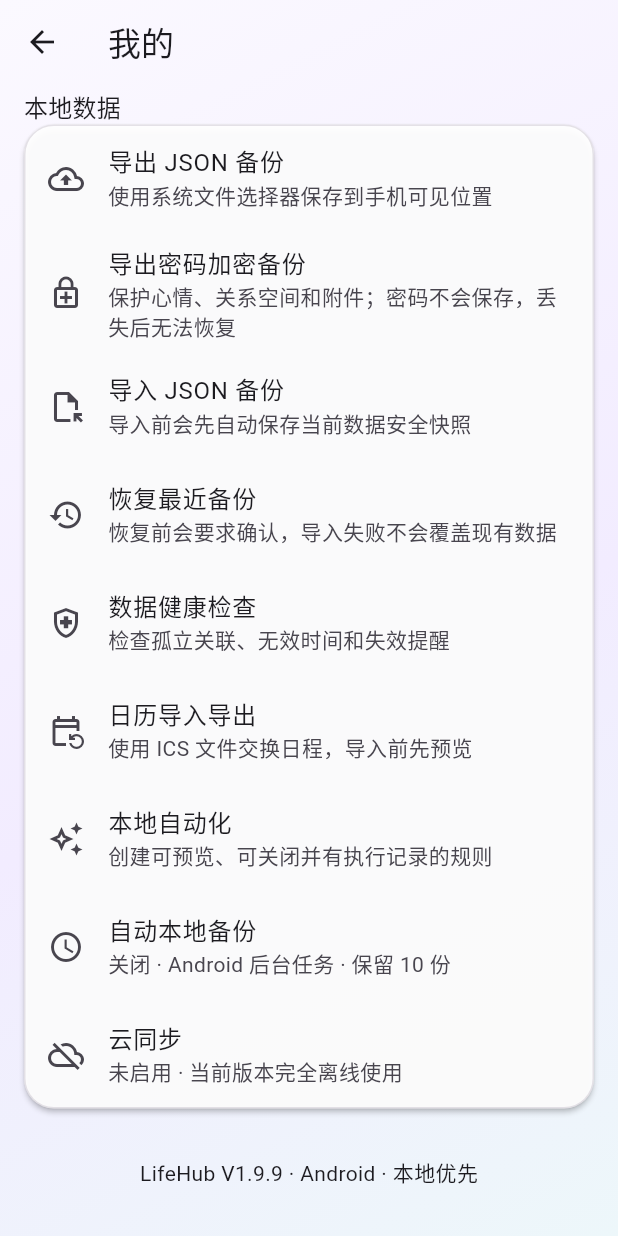
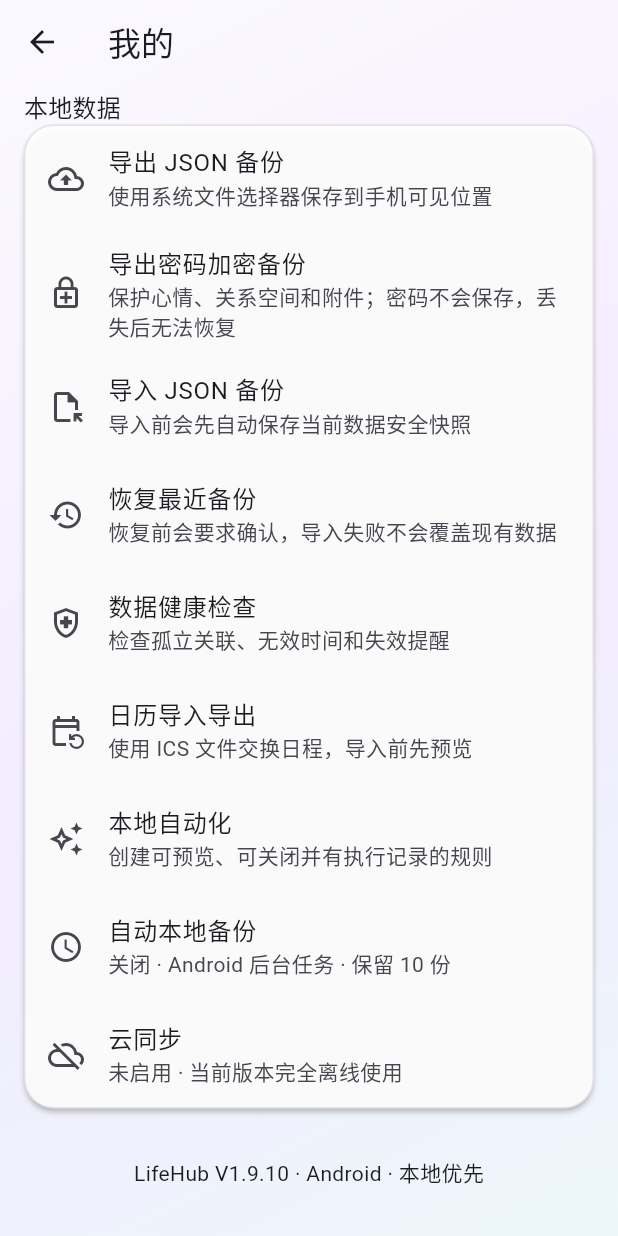
Before and after one commit to qjngbac/LifeHub, a Flutter app: the MyPage screen opened directly, scrolled down 805 dp, on a phone screen of 412 x 824 dp. Run offline on Flutter 3.47's test engine with Material 3 defaults, Android fonts, the phone set to English and light mode, and no system bars; our stand-ins replace drift, file_picker, flutter_local_notifications, flutter_riverpod, geocoding, geolocator and 2 more; missing offline and left inert: cryptography, workmanager, workmanager_platform_interface; accounts and stored records are empty; generated files the repository leaves out were written again; statements that could not run were skipped.

Commit message:
release: prepare LifeHub V1.9.10

```diff
--- a/lib/features/settings/presentation/my_page.dart
+++ b/lib/features/settings/presentation/my_page.dart
@@ -175,7 +175,7 @@ class MyPage extends ConsumerWidget {
             ]),
           ),
           const SizedBox(height: 20),
-          const Center(child: Text('LifeHub V1.9.9 · Android · 本地优先')),
+          const Center(child: Text('LifeHub V1.9.10 · Android · 本地优先')),
         ],
       ),
     );
--- a/pubspec.yaml
+++ b/pubspec.yaml
@@ -1,7 +1,7 @@
 name: lifehub
 description: Personal Life OS - 统一的学习、工作、生活、户外管理平台
 publish_to: 'none'
-version: 1.9.9+16
+version: 1.9.10+17
 
 environment:
   sdk: '>=3.2.0 <4.0.0'
```
Also changed, not shown: 7 other files.
